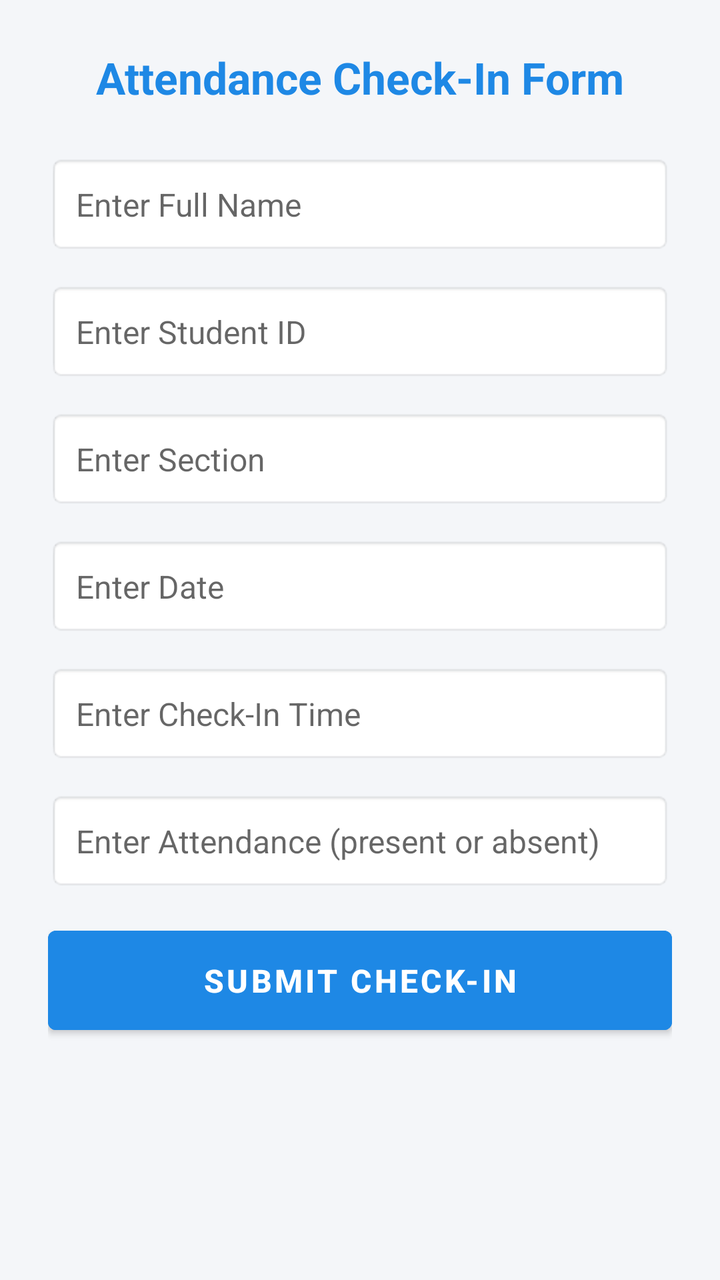
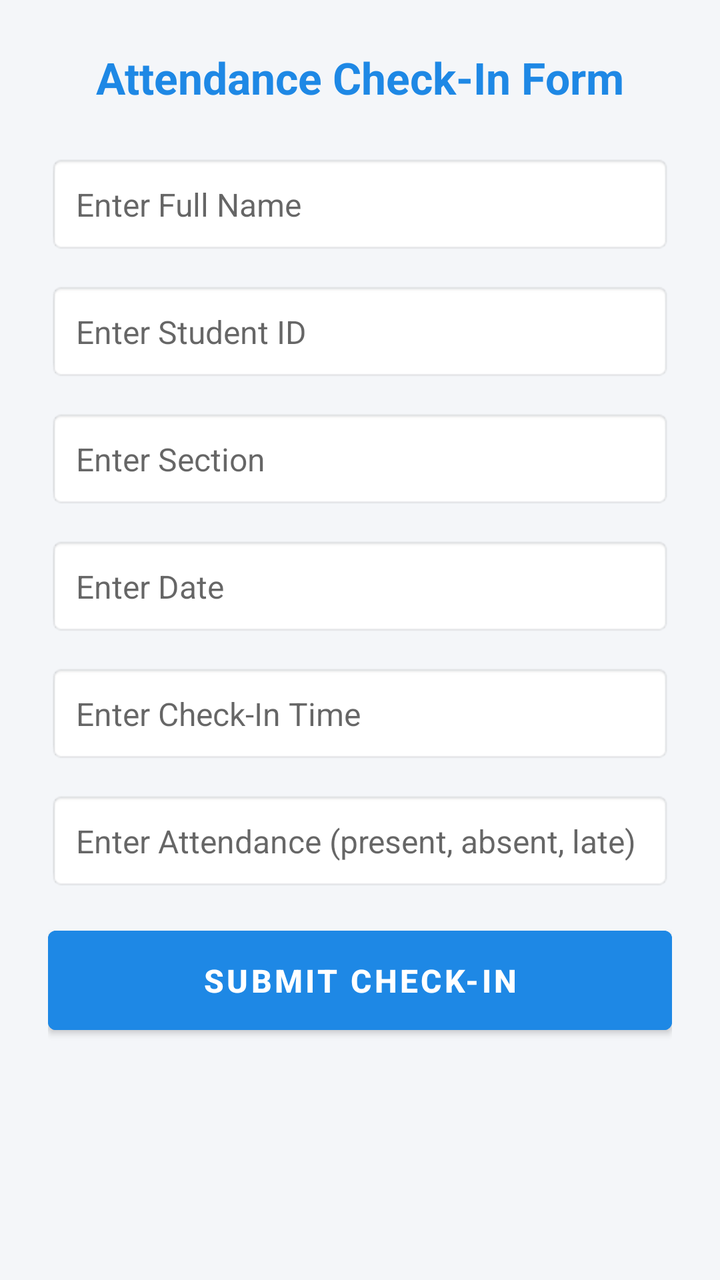

An Android layout rendered at two revisions. The XML below is the earlier revision; the diff shows what the commit changed to produce the second picture.
<!-- AndroidManifest.xml: application theme Theme.Bippsqr2 -->
<!-- res/layout/attendancecheckindata.xml -->
<?xml version="1.0" encoding="utf-8"?>
<ScrollView xmlns:android="http://schemas.android.com/apk/res/android"
    android:layout_width="match_parent"
    android:layout_height="match_parent"
    android:background="#F4F6F9"
    android:fillViewport="true">

    <LinearLayout
        android:layout_width="match_parent"
        android:layout_height="wrap_content"
        android:orientation="vertical"
        android:padding="24dp">

        
        <TextView
            android:layout_width="wrap_content"
            android:layout_height="wrap_content"
            android:layout_gravity="center_horizontal"
            android:layout_marginBottom="24dp"
            android:text="Attendance Check-In Form"
            android:textColor="#1E88E5"
            android:textSize="22sp"
            android:textStyle="bold" />

        
        <EditText
            android:id="@+id/StudentName"
            android:layout_width="match_parent"
            android:layout_height="wrap_content"
            android:layout_marginBottom="14dp"
            android:background="@android:drawable/editbox_background_normal"
            android:hint="Enter Full Name"
            android:inputType="textPersonName"
            android:padding="14dp"
            android:textSize="16sp" />

        
        <EditText
            android:id="@+id/StudentID"
            android:layout_width="match_parent"
            android:layout_height="wrap_content"
            android:layout_marginBottom="14dp"
            android:background="@android:drawable/editbox_background_normal"
            android:hint="Enter Student ID"
            android:inputType="text"
            android:padding="14dp"
            android:textSize="16sp" />

        
        <EditText
            android:id="@+id/Section"
            android:layout_width="match_parent"
            android:layout_height="wrap_content"
            android:layout_marginBottom="14dp"
            android:background="@android:drawable/editbox_background_normal"
            android:hint="Enter Section"
            android:inputType="text"
            android:padding="14dp"
            android:textSize="16sp" />

        
        <EditText
            android:id="@+id/Date"
            android:layout_width="match_parent"
            android:layout_height="wrap_content"
            android:layout_marginBottom="14dp"
            android:background="@android:drawable/editbox_background_normal"
            android:hint="Enter Date"
            android:inputType="date"
            android:padding="14dp"
            android:textSize="16sp" />

        
        <EditText
            android:id="@+id/CheckInTime"
            android:layout_width="match_parent"
            android:layout_height="wrap_content"
            android:layout_marginBottom="14dp"
            android:background="@android:drawable/editbox_background_normal"
            android:hint="Enter Check-In Time"
            android:inputType="time"
            android:padding="14dp"
            android:textSize="16sp" />

        
        <EditText
            android:id="@+id/AttendanceStatus"
            android:layout_width="match_parent"
            android:layout_height="wrap_content"
            android:layout_marginBottom="14dp"
            android:background="@android:drawable/editbox_background_normal"
            android:hint="Enter Attendance (present or absent)"
            android:inputType="text"
            android:padding="14dp"
            android:textSize="16sp" />


        
        <Button
            android:id="@+id/btnSubmitCheckIn"
            android:layout_width="match_parent"
            android:layout_height="wrap_content"
            android:backgroundTint="#1E88E5"
            android:padding="14dp"
            android:text="SUBMIT CHECK-IN"
            android:textColor="@android:color/white"
            android:textSize="16sp"
            android:textStyle="bold" />

    </LinearLayout>
</ScrollView>
<!-- resources referenced by this layout -->
<resources>
  <style name="Theme.Bippsqr2" parent="Theme.MaterialComponents.DayNight.DarkActionBar">
          
          <item name="colorPrimary">@color/purple_500</item>
          <item name="colorPrimaryVariant">@color/purple_700</item>
          <item name="colorOnPrimary">@color/white</item>
          
          <item name="colorSecondary">@color/teal_200</item>
          <item name="colorSecondaryVariant">@color/teal_700</item>
          <item name="colorOnSecondary">@color/black</item>
          
          <item name="android:statusBarColor">?attr/colorPrimaryVariant</item>
          
      </style>
  <color name="purple_500">#FF6200EE</color>
  <color name="purple_700">#FF3700B3</color>
  <color name="white">#FFFFFFFF</color>
  <color name="teal_200">#FF03DAC5</color>
  <color name="teal_700">#FF018786</color>
  <color name="black">#FF000000</color>
</resources>

<!-- the commit's change to res/layout/attendancecheckindata.xml (unified diff, before → after) -->
@@ -89,7 +89,7 @@
             android:layout_height="wrap_content"
             android:layout_marginBottom="14dp"
             android:background="@android:drawable/editbox_background_normal"
-            android:hint="Enter Attendance (present or absent)"
+            android:hint="Enter Attendance (present, absent, late)"
             android:inputType="text"
             android:padding="14dp"
             android:textSize="16sp" />
